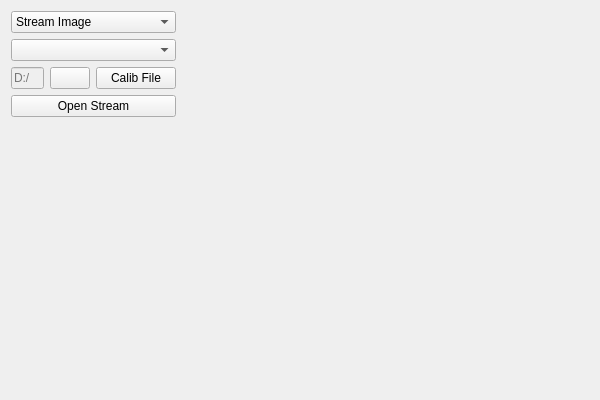
This is bmode_v2.ui in dacvm/bmode-mocap-pyside6 as Qt 5 draws it before an edit. The edited form follows.
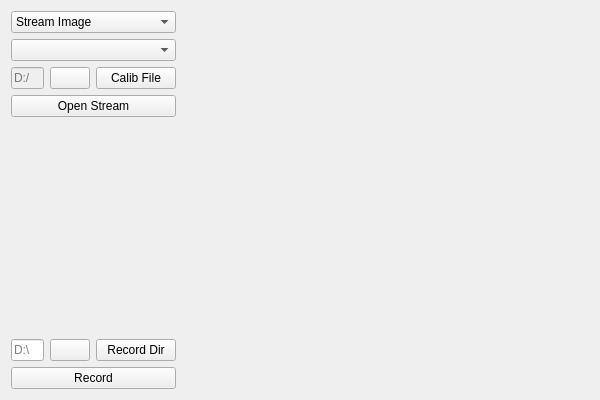
This is the edited form. Icons and pictures are not drawn.

Commit message: record bmode images to jpeg

The edit to the form file:
```diff
--- a/bmode_v2.ui
+++ b/bmode_v2.ui
@@ -107,6 +107,44 @@
          </property>
         </spacer>
        </item>
+       <item>
+        <layout class="QHBoxLayout" name="horizontalLayout_bmode_recorddir">
+         <item>
+          <widget class="QLineEdit" name="lineEdit_bmode_recorddir">
+           <property name="placeholderText">
+            <string>D:\</string>
+           </property>
+          </widget>
+         </item>
+         <item>
+          <widget class="QPushButton" name="pushButton_bmode_recorddirClear">
+           <property name="text">
+            <string/>
+           </property>
+           <property name="icon">
+            <iconset theme="QIcon::ThemeIcon::EditClear"/>
+           </property>
+          </widget>
+         </item>
+         <item>
+          <widget class="QPushButton" name="pushButton_bmode_recorddirBrowse">
+           <property name="text">
+            <string>Record Dir</string>
+           </property>
+           <property name="icon">
+            <iconset theme="QIcon::ThemeIcon::FolderOpen"/>
+           </property>
+          </widget>
+         </item>
+        </layout>
+       </item>
+       <item>
+        <widget class="QPushButton" name="pushButton_bmode_recordStream">
+         <property name="text">
+          <string>Record</string>
+         </property>
+        </widget>
+       </item>
       </layout>
      </item>
      <item>
```
Left out of the diff: 2 changed lines with no effect on the pictures. The commit also changes 3 other files.
